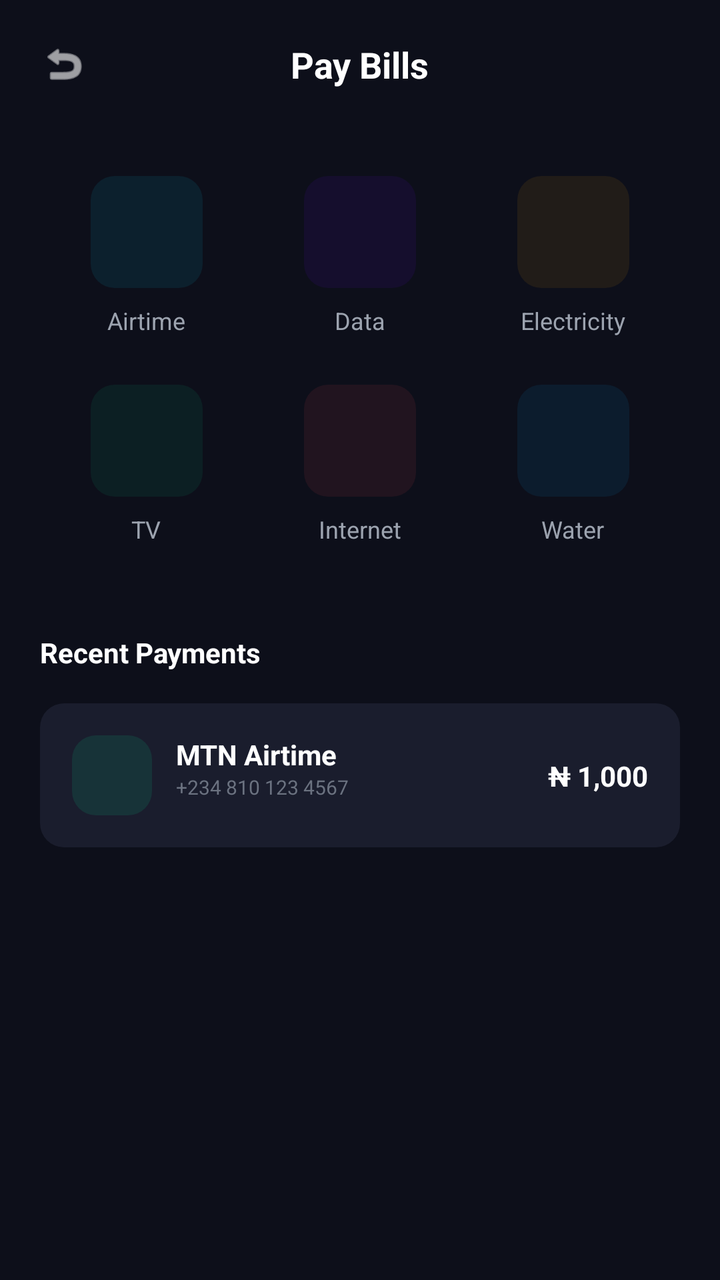
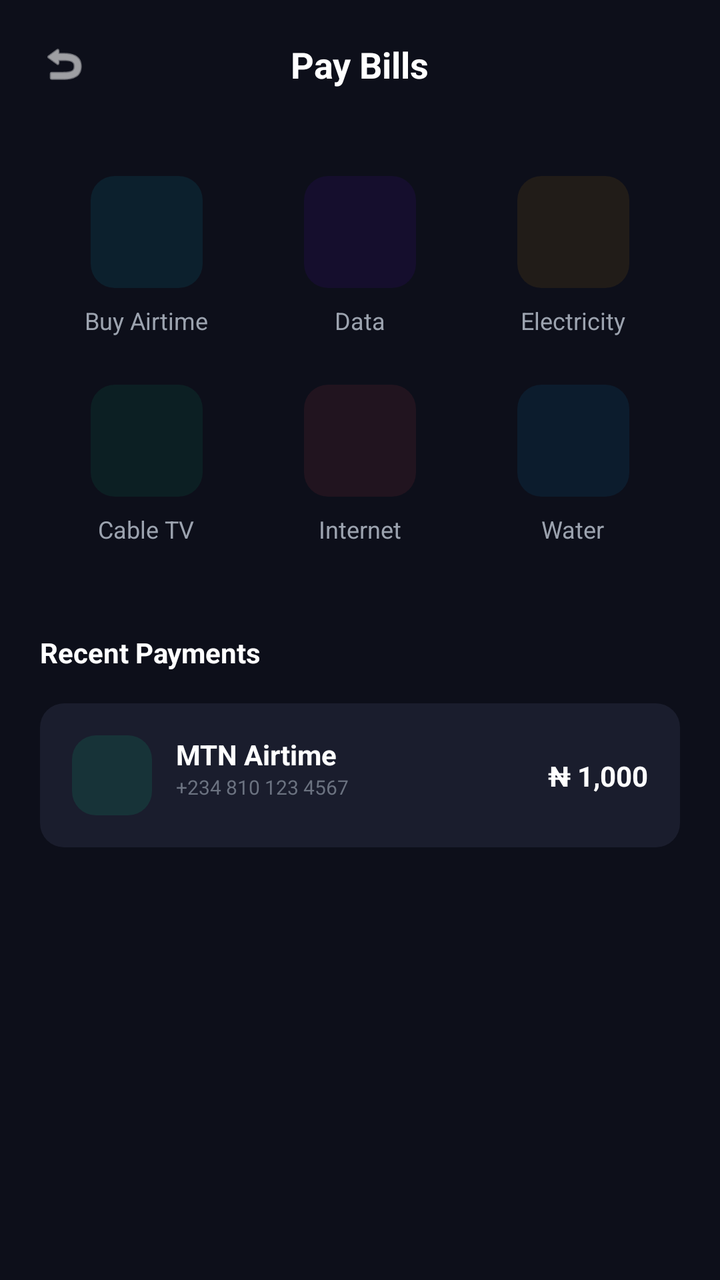

Screens rendered from an Android XML layout before and after an edit, with the pre-edit source and the edit as a unified diff.
<!-- AndroidManifest.xml: application theme Theme.VELTRA -->
<!-- res/layout/activity_veltra_pay_bills.xml -->
<?xml version="1.0" encoding="utf-8"?>
<androidx.constraintlayout.widget.ConstraintLayout xmlns:android="http://schemas.android.com/apk/res/android"
    xmlns:app="http://schemas.android.com/apk/res-auto"
    android:layout_width="match_parent"
    android:layout_height="match_parent"
    android:background="@color/background_dark"
    android:padding="20dp">

    <ImageView
        android:id="@+id/backBtn"
        android:layout_width="24dp"
        android:layout_height="24dp"
        android:src="@android:drawable/ic_menu_revert"
        android:contentDescription="@string/cancel"
        app:layout_constraintStart_toStartOf="parent"
        app:layout_constraintTop_toTopOf="parent"
        app:tint="@color/white" />

    <TextView
        android:layout_width="wrap_content"
        android:layout_height="wrap_content"
        android:text="Pay Bills"
        android:textColor="@color/white"
        android:textSize="18sp"
        android:textStyle="bold"
        app:layout_constraintTop_toTopOf="@id/backBtn"
        app:layout_constraintBottom_toBottomOf="@id/backBtn"
        app:layout_constraintStart_toStartOf="parent"
        app:layout_constraintEnd_toEndOf="parent" />

    <GridLayout
        android:id="@+id/billsGrid"
        android:layout_width="match_parent"
        android:layout_height="wrap_content"
        android:columnCount="3"
        android:layout_marginTop="32dp"
        app:layout_constraintTop_toBottomOf="@id/backBtn">

        
        <LinearLayout
            android:layout_width="0dp"
            android:layout_height="wrap_content"
            android:layout_columnWeight="1"
            android:orientation="vertical"
            android:gravity="center"
            android:padding="12dp">
            <View android:layout_width="56dp" android:layout_height="56dp" android:background="@drawable/quick_action_background" android:backgroundTint="#1500D4FF" />
            <TextView android:layout_width="wrap_content" android:layout_height="wrap_content" android:text="Airtime" android:textColor="@color/text_secondary" android:textSize="12sp" android:layout_marginTop="8dp" />
        </LinearLayout>

        
        <LinearLayout
            android:layout_width="0dp"
            android:layout_height="wrap_content"
            android:layout_columnWeight="1"
            android:orientation="vertical"
            android:gravity="center"
            android:padding="12dp">
            <View android:layout_width="56dp" android:layout_height="56dp" android:background="@drawable/quick_action_background" android:backgroundTint="#157000FF" />
            <TextView android:layout_width="wrap_content" android:layout_height="wrap_content" android:text="Data" android:textColor="@color/text_secondary" android:textSize="12sp" android:layout_marginTop="8dp" />
        </LinearLayout>

        
        <LinearLayout
            android:layout_width="0dp"
            android:layout_height="wrap_content"
            android:layout_columnWeight="1"
            android:orientation="vertical"
            android:gravity="center"
            android:padding="12dp">
            <View android:layout_width="56dp" android:layout_height="56dp" android:background="@drawable/quick_action_background" android:backgroundTint="#15FFA502" />
            <TextView android:layout_width="wrap_content" android:layout_height="wrap_content" android:text="Electricity" android:textColor="@color/text_secondary" android:textSize="12sp" android:layout_marginTop="8dp" />
        </LinearLayout>

        
        <LinearLayout
            android:layout_width="0dp"
            android:layout_height="wrap_content"
            android:layout_columnWeight="1"
            android:orientation="vertical"
            android:gravity="center"
            android:padding="12dp">
            <View android:layout_width="56dp" android:layout_height="56dp" android:background="@drawable/quick_action_background" android:backgroundTint="#1500D084" />
            <TextView android:layout_width="wrap_content" android:layout_height="wrap_content" android:text="TV" android:textColor="@color/text_secondary" android:textSize="12sp" android:layout_marginTop="8dp" />
        </LinearLayout>

        
        <LinearLayout
            android:layout_width="0dp"
            android:layout_height="wrap_content"
            android:layout_columnWeight="1"
            android:orientation="vertical"
            android:gravity="center"
            android:padding="12dp">
            <View android:layout_width="56dp" android:layout_height="56dp" android:background="@drawable/quick_action_background" android:backgroundTint="#15FF4757" />
            <TextView android:layout_width="wrap_content" android:layout_height="wrap_content" android:text="Internet" android:textColor="@color/text_secondary" android:textSize="12sp" android:layout_marginTop="8dp" />
        </LinearLayout>

        
        <LinearLayout
            android:layout_width="0dp"
            android:layout_height="wrap_content"
            android:layout_columnWeight="1"
            android:orientation="vertical"
            android:gravity="center"
            android:padding="12dp">
            <View android:layout_width="56dp" android:layout_height="56dp" android:background="@drawable/quick_action_background" android:backgroundTint="#1500A8FF" />
            <TextView android:layout_width="wrap_content" android:layout_height="wrap_content" android:text="Water" android:textColor="@color/text_secondary" android:textSize="12sp" android:layout_marginTop="8dp" />
        </LinearLayout>

    </GridLayout>

    <TextView
        android:id="@+id/recentLabel"
        android:layout_width="wrap_content"
        android:layout_height="wrap_content"
        android:text="Recent Payments"
        android:textColor="@color/white"
        android:textStyle="bold"
        android:layout_marginTop="32dp"
        app:layout_constraintStart_toStartOf="parent"
        app:layout_constraintTop_toBottomOf="@id/billsGrid" />

    <androidx.constraintlayout.widget.ConstraintLayout
        android:layout_width="match_parent"
        android:layout_height="wrap_content"
        android:layout_marginTop="16dp"
        android:background="@drawable/quick_action_background"
        android:padding="16dp"
        app:layout_constraintTop_toBottomOf="@id/recentLabel">

        <View android:id="@+id/recent_icon" android:layout_width="40dp" android:layout_height="40dp" android:background="@drawable/quick_action_background" android:backgroundTint="#2000D084" app:layout_constraintStart_toStartOf="parent" app:layout_constraintTop_toTopOf="parent" />
        <TextView android:id="@+id/recent_name" android:layout_width="wrap_content" android:layout_height="wrap_content" android:text="MTN Airtime" android:textColor="@color/white" android:textStyle="bold" android:layout_marginStart="12dp" app:layout_constraintStart_toEndOf="@id/recent_icon" app:layout_constraintTop_toTopOf="@id/recent_icon" />
        <TextView android:layout_width="wrap_content" android:layout_height="wrap_content" android:text="+234 810 123 4567" android:textColor="@color/text_muted" android:textSize="10sp" app:layout_constraintStart_toStartOf="@id/recent_name" app:layout_constraintTop_toBottomOf="@id/recent_name" />
        <TextView android:layout_width="wrap_content" android:layout_height="wrap_content" android:text="₦ 1,000" android:textColor="@color/white" android:textStyle="bold" app:layout_constraintEnd_toEndOf="parent" app:layout_constraintTop_toTopOf="parent" app:layout_constraintBottom_toBottomOf="parent" />

    </androidx.constraintlayout.widget.ConstraintLayout>

</androidx.constraintlayout.widget.ConstraintLayout>
<!-- resources referenced by this layout -->
<resources>
  <color name="background_dark">#0D0F1A</color>
  <color name="text_muted">#6B7280</color>
  <color name="text_secondary">#9CA3AF</color>
  <color name="white">#FFFFFF</color>
  <!-- drawable quick_action_background (drawable) -->
  <?xml version="1.0" encoding="utf-8"?>
  <shape xmlns:android="http://schemas.android.com/apk/res/android">
      <solid android:color="@color/surface_dark" />
      <corners android:radius="12dp" />
  </shape>
  <string name="cancel">Cancel</string>
  <style name="Theme.VELTRA" parent="Theme.MaterialComponents.DayNight.NoActionBar">
          
          <item name="colorPrimary">@color/veltra_primary</item>
          <item name="colorPrimaryVariant">@color/veltra_secondary</item>
          <item name="colorOnPrimary">@color/white</item>
          
          <item name="colorSecondary">@color/veltra_secondary</item>
          <item name="colorSecondaryVariant">@color/veltra_secondary</item>
          <item name="colorOnSecondary">@color/white</item>
          
          <item name="android:statusBarColor">?attr/colorSurface</item>
          <item name="android:windowLightStatusBar">true</item>
          
          <item name="android:windowBackground">@color/background_themed</item>
          <item name="colorSurface">@color/surface_themed</item>
          <item name="android:textColorPrimary">@color/text_themed_primary</item>
      </style>
  <color name="surface_dark">#1A1D2D</color>
  <color name="veltra_primary">#00D4FF</color>
  <color name="veltra_secondary">#7000FF</color>
  <color name="background_themed">@color/background_light</color>
  <color name="surface_themed">@color/surface_light</color>
  <color name="text_themed_primary">@color/black</color>
  <color name="background_light">#F8F9FA</color>
  <color name="surface_light">#FFFFFF</color>
  <color name="black">#000000</color>
</resources>

<!-- the commit's change to res/layout/activity_veltra_pay_bills.xml (unified diff, before → after) -->
@@ -38,50 +38,66 @@
 
         
         <LinearLayout
+            android:id="@+id/airtimeBtn"
             android:layout_width="0dp"
             android:layout_height="wrap_content"
             android:layout_columnWeight="1"
             android:orientation="vertical"
             android:gravity="center"
-            android:padding="12dp">
+            android:padding="12dp"
+            android:clickable="true"
+            android:focusable="true"
+            android:background="?attr/selectableItemBackground">
             <View android:layout_width="56dp" android:layout_height="56dp" android:background="@drawable/quick_action_background" android:backgroundTint="#1500D4FF" />
-            <TextView android:layout_width="wrap_content" android:layout_height="wrap_content" android:text="Airtime" android:textColor="@color/text_secondary" android:textSize="12sp" android:layout_marginTop="8dp" />
+            <TextView android:layout_width="wrap_content" android:layout_height="wrap_content" android:text="@string/buy_airtime" android:textColor="@color/text_secondary" android:textSize="12sp" android:layout_marginTop="8dp" />
         </LinearLayout>
 
         
         <LinearLayout
+            android:id="@+id/dataBtn"
             android:layout_width="0dp"
             android:layout_height="wrap_content"
             android:layout_columnWeight="1"
             android:orientation="vertical"
             android:gravity="center"
-            android:padding="12dp">
+            android:padding="12dp"
+            android:clickable="true"
+            android:focusable="true"
+            android:background="?attr/selectableItemBackground">
             <View android:layout_width="56dp" android:layout_height="56dp" android:background="@drawable/quick_action_background" android:backgroundTint="#157000FF" />
-            <TextView android:layout_width="wrap_content" android:layout_height="wrap_content" android:text="Data" android:textColor="@color/text_secondary" android:textSize="12sp" android:layout_marginTop="8dp" />
+            <TextView android:layout_width="wrap_content" android:layout_height="wrap_content" android:text="@string/utility_data" android:textColor="@color/text_secondary" android:textSize="12sp" android:layout_marginTop="8dp" />
         </LinearLayout>
 
         
         <LinearLayout
+            android:id="@+id/electricityBtn"
             android:layout_width="0dp"
             android:layout_height="wrap_content"
             android:layout_columnWeight="1"
             android:orientation="vertical"
             android:gravity="center"
-            android:padding="12dp">
+            android:padding="12dp"
+            android:clickable="true"
+            android:focusable="true"
+            android:background="?attr/selectableItemBackground">
             <View android:layout_width="56dp" android:layout_height="56dp" android:background="@drawable/quick_action_background" android:backgroundTint="#15FFA502" />
-            <TextView android:layout_width="wrap_content" android:layout_height="wrap_content" android:text="Electricity" android:textColor="@color/text_secondary" android:textSize="12sp" android:layout_marginTop="8dp" />
+            <TextView android:layout_width="wrap_content" android:layout_height="wrap_content" android:text="@string/utility_electricity" android:textColor="@color/text_secondary" android:textSize="12sp" android:layout_marginTop="8dp" />
         </LinearLayout>
 
         
         <LinearLayout
+            android:id="@+id/tvBtn"
             android:layout_width="0dp"
             android:layout_height="wrap_content"
             android:layout_columnWeight="1"
             android:orientation="vertical"
             android:gravity="center"
-            android:padding="12dp">
+            android:padding="12dp"
+            android:clickable="true"
+            android:focusable="true"
+            android:background="?attr/selectableItemBackground">
             <View android:layout_width="56dp" android:layout_height="56dp" android:background="@drawable/quick_action_background" android:backgroundTint="#1500D084" />
-            <TextView android:layout_width="wrap_content" android:layout_height="wrap_content" android:text="TV" android:textColor="@color/text_secondary" android:textSize="12sp" android:layout_marginTop="8dp" />
+            <TextView android:layout_width="wrap_content" android:layout_height="wrap_content" android:text="@string/utility_cable" android:textColor="@color/text_secondary" android:textSize="12sp" android:layout_marginTop="8dp" />
         </LinearLayout>
 
         
<!-- resource entries referenced after the edit -->
@@ -10,7 +10,11 @@
       <solid android:color="@color/surface_dark" />
       <corners android:radius="12dp" />
   </shape>
+  <string name="buy_airtime">Buy Airtime</string>
   <string name="cancel">Cancel</string>
+  <string name="utility_cable">Cable TV</string>
+  <string name="utility_data">Data</string>
+  <string name="utility_electricity">Electricity</string>
   <style name="Theme.VELTRA" parent="Theme.MaterialComponents.DayNight.NoActionBar">
           
           <item name="colorPrimary">@color/veltra_primary</item>
